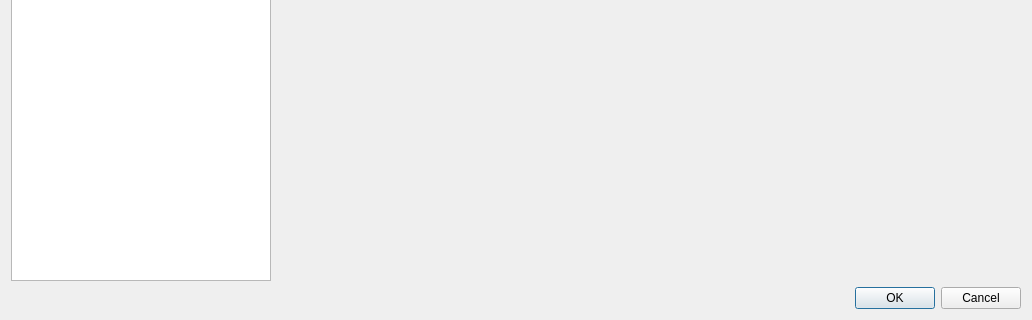
First picture: the form in src/gui/dialogs/formsettings.ui, repository martinrotter/rssguard, before the edit; both pictures show x 0 to 1032 and y 178 to 498 of the 1032 by 498 pixel window.
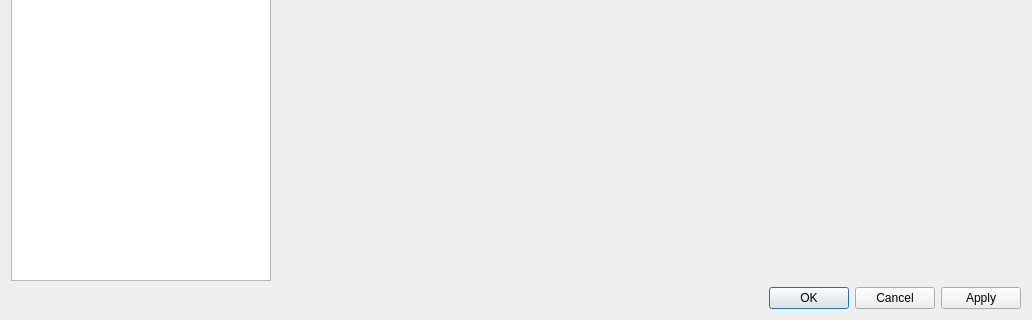
Second picture: the form after the edit.

Commit message: Working loading of new settings and appearance of "Apply" btn.

Patch:
```diff
--- a/src/gui/dialogs/formsettings.ui
+++ b/src/gui/dialogs/formsettings.ui
@@ -58,7 +58,7 @@
       <enum>Qt::Horizontal</enum>
      </property>
      <property name="standardButtons">
-      <set>QDialogButtonBox::Cancel|QDialogButtonBox::Ok</set>
+      <set>QDialogButtonBox::Apply|QDialogButtonBox::Cancel|QDialogButtonBox::Ok</set>
      </property>
     </widget>
    </item>
```
The commit also changes 14 other files.
